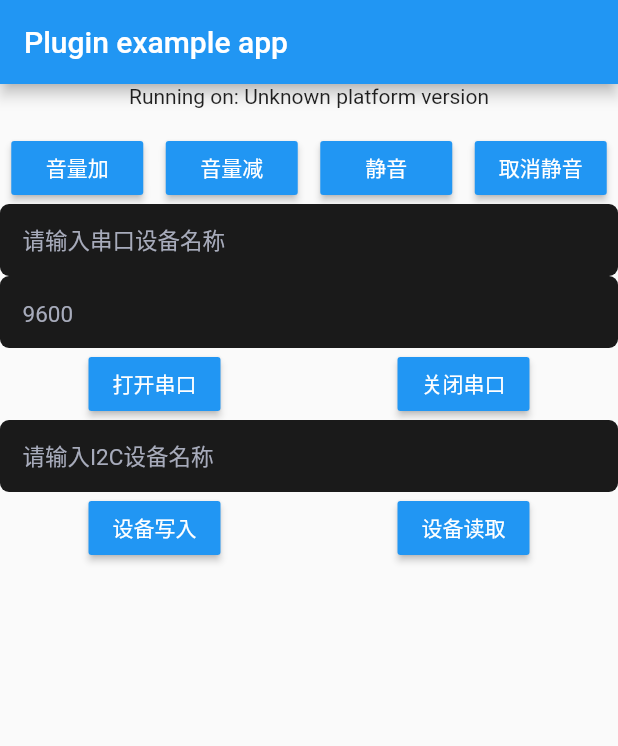
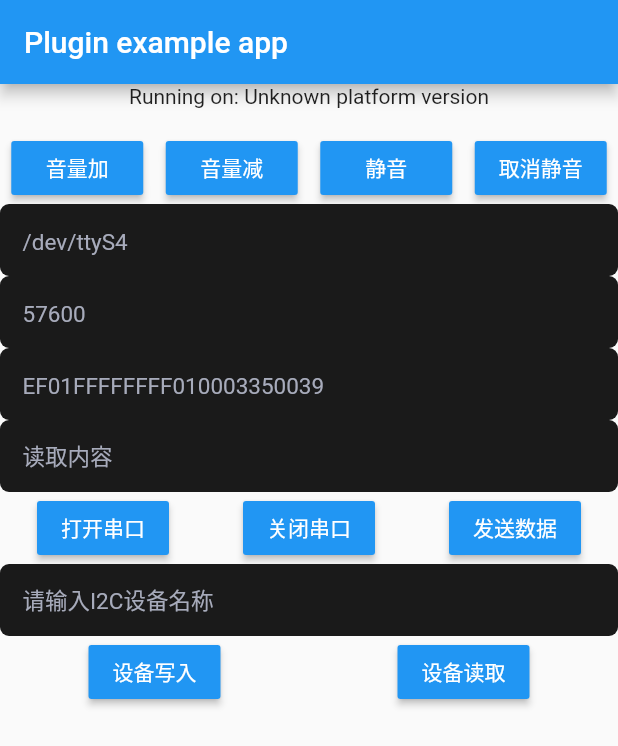
Before and after one commit to AgeeZhang/native_runchen, a Flutter app: the screen it shows after launch, after a tap on "打开串口", on a phone screen of 412 x 824 dp. Shown: the top 746 px of the screen. Run offline on Flutter 3.47's test engine with Material 2 defaults, Android fonts, the phone set to English and light mode, and no system bars.

Commit message:
修改提交

```diff
--- a/example/lib/main.dart
+++ b/example/lib/main.dart
@@ -17,14 +17,17 @@ class MyApp extends StatefulWidget {
 
 class _MyAppState extends State<MyApp> {
   String _platformVersion = 'Unknown';
-  String _deviceName = '';
-  String _baudRate = '9600';
+  String _deviceName = '/dev/ttyS4';
+  String _baudRate = '57600';
+  String _sendData = 'EF01FFFFFFFF010003350039';
+  String _message = '';
   String _i2cDeviceName = '';
 
   @override
   void initState() {
     super.initState();
     initPlatformState();
+    _onReceiveEventData();
   }
 
   // Platform messages are asynchronous, so we initialize in an async method.
@@ -46,6 +49,16 @@ class _MyAppState extends State<MyApp> {
 
     setState(() {
       _platformVersion = platformVersion;
+    });
+  }
+
+  void _onReceiveEventData() {
+    NativeRunchen.onListenStreamData((data) {
+      setState(() {
+          _message = data;
+      });
+    }, (error) {
+      print("event channel error : $error");
     });
   }
 
@@ -141,6 +154,54 @@ class _MyAppState extends State<MyApp> {
                 setState(() { });
               }
             ),
+            TextField(
+              style: const TextStyle(color: Color(0xFFA7ABBB),fontSize: 15),
+              controller: TextEditingController.fromValue(TextEditingValue(
+                  text: _sendData,
+                  selection: TextSelection.fromPosition(TextPosition(
+                      affinity: TextAffinity.downstream,
+                      offset: _sendData.length)
+                  ))
+              ),
+              decoration: InputDecoration(
+                counterText: '',
+                filled: true,
+                fillColor: Color(0xFF1A1A1A),
+                hintStyle: const TextStyle(color: Color(0xFFA7ABBB),fontSize: 15),
+                hintText: '请输入发送内容',
+                contentPadding: EdgeInsets.symmetric(horizontal: 15,vertical: 10),
+                enabledBorder: OutlineInputBorder(borderRadius: BorderRadius.circular(6),borderSide: BorderSide.none),
+                focusedBorder: OutlineInputBorder(borderRadius: BorderRadius.circular(6),borderSide: BorderSide.none),
+              ),
+              onChanged: (v){
+                _sendData = v;
+                setState(() { });
+              }
+            ),
+            TextField(
+              style: const TextStyle(color: Color(0xFFA7ABBB),fontSize: 15),
+              controller: TextEditingController.fromValue(TextEditingValue(
+                  text: _message,
+                  selection: TextSelection.fromPosition(TextPosition(
+                      affinity: TextAffinity.downstream,
+                      offset: _message.length)
+                  ))
+              ),
+              decoration: InputDecoration(
+                counterText: '',
+                filled: true,
+                fillColor: Color(0xFF1A1A1A),
+                hintStyle: const TextStyle(color: Color(0xFFA7ABBB),fontSize: 15),
+                hintText: '读取内容',
+                contentPadding: EdgeInsets.symmetric(horizontal: 15,vertical: 10),
+                enabledBorder: OutlineInputBorder(borderRadius: BorderRadius.circular(6),borderSide: BorderSide.none),
+                focusedBorder: OutlineInputBorder(borderRadius: BorderRadius.circular(6),borderSide: BorderSide.none),
+              ),
+              onChanged: (v){
+                _message = v;
+                setState(() { });
+              }
+            ),
             Row(
               crossAxisAlignment:CrossAxisAlignment.center,
               mainAxisAlignment:MainAxisAlignment.spaceAround,
@@ -158,6 +219,13 @@ class _MyAppState extends State<MyApp> {
                 child: new Text('关闭串口'),
                 onPressed: (){
                     NativeRunchen.closeSerialPort(_deviceName);
+                }),
+                MaterialButton(
+                color: Colors.blue,
+                textColor: Colors.white,
+                child: new Text('发送数据'),
+                onPressed: (){
+                    NativeRunchen.serialPortSend(_deviceName,_sendData);
                 })
               ],
             ),
--- a/lib/native_runchen.dart
+++ b/lib/native_runchen.dart
@@ -1,80 +1,104 @@
-
 import 'dart:async';
 
 import 'package:flutter/services.dart';
 
 class NativeRunchen {
   static const MethodChannel _methodchannel = MethodChannel('native_runchen');
-  static const EventChannel _eventChannel = EventChannel("native_runchen_event");
+  static const EventChannel _eventChannel =
+      EventChannel("native_runchen_event");
 
+  // 获取平台版本用于验证插件是否加载
   static Future<String?> get platformVersion async {
-    final String? version = await _methodchannel.invokeMethod('getPlatformVersion');
+    final String? version =
+        await _methodchannel.invokeMethod('getPlatformVersion');
     return version;
   }
 
+  // 设置音量步长（按最大值100算
   static Future<dynamic> setVoiceStep(int? step) async {
-    _methodchannel.invokeMethod('audio.setVoiceStep',{"step":step});
+    _methodchannel.invokeMethod('audio.setVoiceStep', {"step": step});
   }
 
+  // 获取当前设备音量
   static Future<int?> get getVolume async {
     final int? volume = await _methodchannel.invokeMethod('getVolume');
     return volume;
   }
 
+  // 设置音量 最大值100
   static Future<int?> setVolume(int? num) async {
-    final int? volume = await _methodchannel.invokeMethod('audio.setVolume',{"num":num});
+    final int? volume =
+        await _methodchannel.invokeMethod('audio.setVolume', {"num": num});
     return volume;
   }
 
+  // 控制音量增大
   static Future<int?> get volumeUp async {
     final int? volume = await _methodchannel.invokeMethod('audio.volumeUp');
     return volume;
   }
 
+  // 控制音量减小
   static Future<int?> get volumeDown async {
     final int? volume = await _methodchannel.invokeMethod('audio.volumeDown');
     return volume;
   }
 
+  // 开启静音
   static Future<dynamic> get muteOn async {
     _methodchannel.invokeMethod('audio.muteOn');
   }
 
+  // 关闭静音
   static Future<dynamic> get muteOff async {
     _methodchannel.invokeMethod('audio.muteOff');
   }
 
+  // 显示Toast提醒框
   static Future<dynamic> showMessage(String? message) async {
-    _methodchannel.invokeMethod('toast.showMessage',{"message":message});
+    _methodchannel.invokeMethod('toast.showMessage', {"message": message});
   }
 
-  static Future<String?> i2cRead(String? fileName,int? length) async {
-   final String? data = await _methodchannel.invokeMethod('i2c.read',{"fileName":fileName,"length":length});
-   return data;
+  // i2c数据读取
+  static Future<String?> i2cRead(String? fileName, int? length) async {
+    final String? data = await _methodchannel
+        .invokeMethod('i2c.read', {"fileName": fileName, "length": length});
+    return data;
   }
 
-  static Future<dynamic> i2cWrite(String? fileName,String? data) async {
-    _methodchannel.invokeMethod('i2c.write',{"fileName":fileName,"data":data});
+  // i2c数据写入
+  static Future<dynamic> i2cWrite(String? fileName, String? data) async {
+    _methodchannel
+        .invokeMethod('i2c.write', {"fileName": fileName, "data": data});
   }
 
-  static Future<dynamic> openSerialPort(String? fileName,String? baudRate,int? dataBits,String? parity,int? stopBits) async {
-    _methodchannel.invokeMethod('serialPort.open',{"fileName":fileName,"baudRate":baudRate,"dataBits":dataBits,"parity":parity,"stopBits":stopBits});
+  // 打开串口通讯
+  static Future<dynamic> openSerialPort(String? fileName, String? baudRate,
+      int? dataBits, String? parity, int? stopBits) async {
+    _methodchannel.invokeMethod('serialPort.open', {
+      "fileName": fileName,
+      "baudRate": baudRate,
+      "dataBits": dataBits,
+      "parity": parity,
+      "stopBits": stopBits
+    });
   }
 
+  // 关闭串口通讯
   static Future<dynamic> closeSerialPort(String? fileName) async {
-    _methodchannel.invokeMethod('serialPort.close',{"fileName":fileName});
+    _methodchannel.invokeMethod('serialPort.close', {"fileName": fileName});
   }
 
-  static Future<dynamic> serialPortSend(String? fileName) async {
-    _methodchannel.invokeMethod('serialPort.sendData',{"fileName":fileName});
+  // 向串口发送数据
+  static Future<dynamic> serialPortSend(String? fileName, String? data) async {
+    _methodchannel.invokeMethod('serialPort.sendData', {"fileName": fileName, "data": data});
   }
 
-  /**
-   * 数据格式json
-   * type 通讯类型
-   * device 设备路径
-   * data  数据体
-   */
+  //用于接收改插件的所有事件消息
+  //数据格式json
+  //type 通讯类型
+  //device 设备名称
+  //data  数据体
   static void onListenStreamData(onEvent, onError) {
     _eventChannel.receiveBroadcastStream().listen(onEvent, onError: onError);
   }
--- a/pubspec.yaml
+++ b/pubspec.yaml
@@ -1,6 +1,6 @@
 name: native_runchen
-description: A new Flutter project.
-version: 0.0.2
+description: Flutter与Android原生层交互的插件，内容还在持续扩展中.
+version: 0.0.4
 homepage: https://github.com/AgeeZhang/native_runchen.git
 
 environment:
```
Also changed, not shown: example/pubspec.lock, 6 other files.
